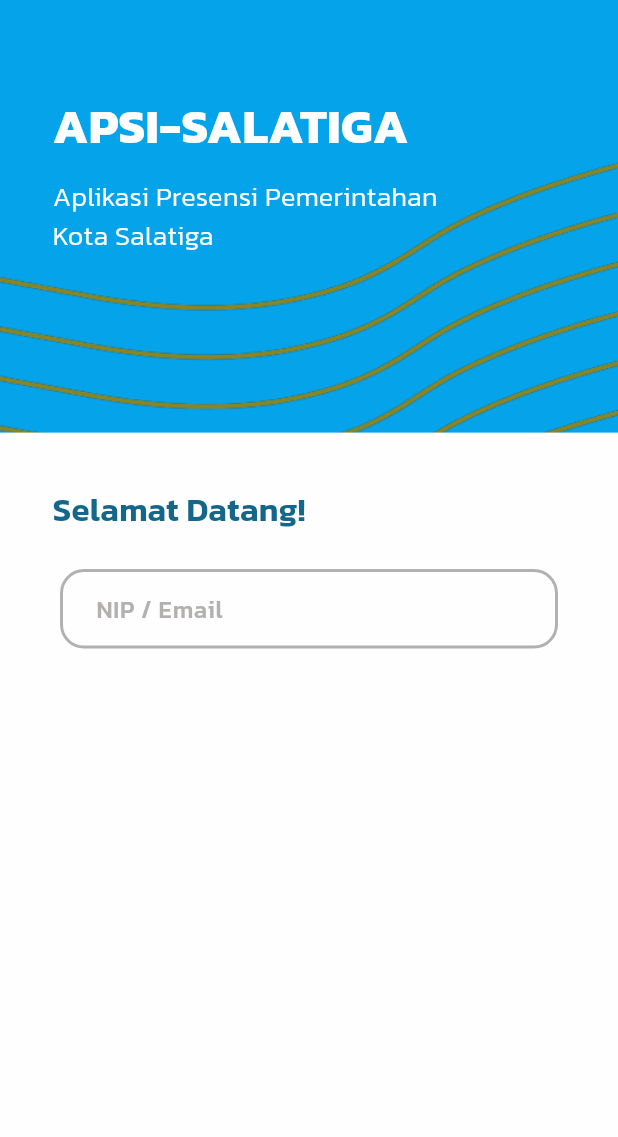
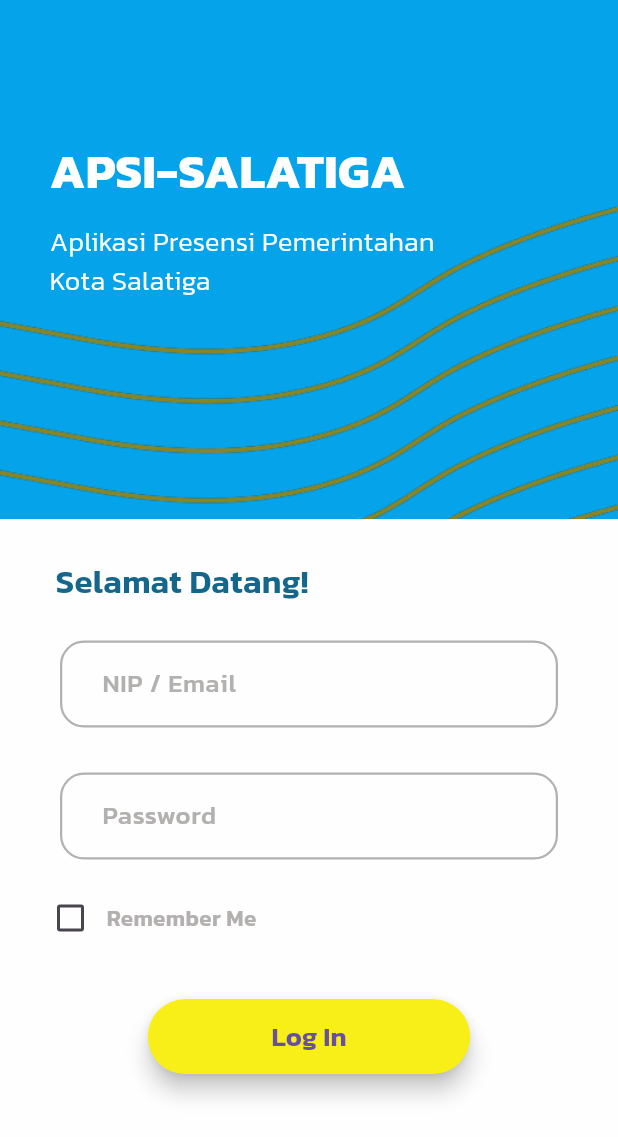
Before and after one commit to rcontrisha/Presensi-App-Diskominfo, a Flutter app: the LoginScreen screen opened by its route, on a phone screen of 412 x 824 dp. Shown: the top 1137 px of the screen. Run offline on Flutter 3.47's test engine with Material 3 defaults, Android fonts, the phone set to English and light mode, and no system bars; our stand-ins replace device_info, geocoding, geolocator, get, permission_handler, shared_preferences; missing offline and left inert: maps_launcher; accounts and stored records are empty; network calls fail.

Commit message:
UI Landing and Login Page

```diff
--- a/lib/Modules/Home Page/View/home_view.dart
+++ b/lib/Modules/Home Page/View/home_view.dart
@@ -10,24 +10,18 @@ class HomePage extends StatelessWidget {
   @override
   Widget build(BuildContext context) {
     return Scaffold(
-      appBar: AppBar(
-        title: Text('Presensi'),
-        centerTitle: true,
-        backgroundColor: Colors.blue[700],
-        foregroundColor: Colors.white,
-        automaticallyImplyLeading: false,
-      ),
       body: Obx(() => _controller.isLoading
           ? Center(child: CircularProgressIndicator())
           : SingleChildScrollView(
               child: Padding(
-                padding: const EdgeInsets.all(8.0),
+                padding: const EdgeInsets.only(top: 45.0),
                 child: Column(
                   children: [
                     if (_controller.currentPosition != null)
-                      Center(
-                        child: Column(
+                      Column(
+                        crossAxisAlignment: CrossAxisAlignment.start,
                         children: [
+                          CircleAvatar(radius: 50),
                           Text(
                             'Latitude: ${_controller.currentPosition!.latitude}\nLongitude: ${_controller.currentPosition!.longitude}',
                             style: TextStyle(fontSize: 18),
@@ -61,7 +55,6 @@ class HomePage extends StatelessWidget {
                           ),
                         ],
                       ),
-                      ),
                   ],
                 ),
               ),
--- a/lib/Modules/Login Page/Controller/login_controller.dart
+++ b/lib/Modules/Login Page/Controller/login_controller.dart
@@ -1,5 +1,4 @@
 import 'dart:io';
-
 import 'package:flutter/material.dart';
 import 'package:get/get.dart';
 import 'package:shared_preferences/shared_preferences.dart';
--- a/lib/Modules/Login Page/View/login_view.dart
+++ b/lib/Modules/Login Page/View/login_view.dart
@@ -8,27 +8,28 @@ class LoginScreen extends StatelessWidget {
   @override
   Widget build(BuildContext context) {
     return Scaffold(
-      backgroundColor: Color(0xFF04A3EA),
-      body: ListView(
-        shrinkWrap: true,
-        //padding: EdgeInsets.all(16.0),
+      extendBodyBehindAppBar: false,
+      backgroundColor: const Color(0xFF04A3EA),
+      body: SingleChildScrollView(
+        child: Column(
+          crossAxisAlignment: CrossAxisAlignment.start,
           children: [
             Container(
-            height: MediaQuery.of(context).size.height * 35 / 100,
+              height: MediaQuery.of(context).size.height * 42 / 100,
               width: MediaQuery.of(context).size.width,
-            padding: EdgeInsets.only(left: 32),
-            decoration: BoxDecoration(
+              padding: const EdgeInsets.only(left: 30),
+              decoration: const BoxDecoration(
                 image: DecorationImage(
                   image: AssetImage('assets/images/pattern_login.png'),
                   fit: BoxFit.cover,
                 ),
               ),
-            child: Padding(
-              padding: const EdgeInsets.only(left: 3.0),
+              child: const Padding(
+                padding: EdgeInsets.only(left: 3.0),
                 child: Column(
                   crossAxisAlignment: CrossAxisAlignment.start,
                   children: [
-                  SizedBox(height: 60),
+                    SizedBox(height: 90),
                     Text(
                       "APSI-SALATIGA",
                       style: TextStyle(
@@ -53,18 +54,19 @@ class LoginScreen extends StatelessWidget {
               ),
             ),
             Container(
-            height: MediaQuery.of(context).size.height * 65 / 100,
+              height: MediaQuery.of(context).size.height * 58 / 100,
               width: MediaQuery.of(context).size.width,
-            color: Color(0xFFFEFEFE),
-            padding: EdgeInsets.only(left: 20, right: 20, top: 36, bottom: 84),
+              color: const Color(0xFFFEFEFE),
+              padding:
+              const EdgeInsets.only(left: 20, right: 20, top: 26, bottom: 84),
               child: Column(
                 mainAxisAlignment: MainAxisAlignment.start,
                 crossAxisAlignment: CrossAxisAlignment.start,
                 children: [
                   Container(
-                  margin: EdgeInsets.only(bottom: 24),
-                  child: Padding(
-                    padding: const EdgeInsets.only(left: 15.0),
+                    margin: const EdgeInsets.only(bottom: 24),
+                    child: const Padding(
+                      padding: EdgeInsets.only(left: 17.0),
                       child: Text(
                         'Selamat Datang!',
                         style: TextStyle(
@@ -79,20 +81,27 @@ class LoginScreen extends StatelessWidget {
                   Padding(
                     padding: const EdgeInsets.symmetric(horizontal: 20.0),
                     child: TextFormField(
-                    style: TextStyle(
-                        fontSize: 14,
+                      validator: (value) {
+                        if (value!.isEmpty) {
+                          return 'Field tidak boleh kosong';
+                        }
+                        return null;
+                      },
+                      style: const TextStyle(
+                          color: Color(0xFF14678B),
+                          fontSize: 17,
                           fontWeight: FontWeight.w500,
                           fontFamily: 'Kanit'),
                       maxLines: 1,
                       controller: userController.emailController,
                       decoration: InputDecoration(
-                      label: Padding(
-                        padding: const EdgeInsets.only(left: 8.0),
+                        label: const Padding(
+                          padding: EdgeInsets.only(left: 12.0),
                           child: Text(
                             "NIP / Email",
                             style: TextStyle(
                               color: Color(0xFFB3B1B0),
-                            fontSize: 16,
+                              fontSize: 17,
                               fontFamily: 'Kanit',
                               fontWeight: FontWeight.w500,
                             ),
@@ -100,22 +109,115 @@ class LoginScreen extends StatelessWidget {
                         ),
                         focusedBorder: OutlineInputBorder(
                             borderRadius: BorderRadius.circular(16),
-                          borderSide: BorderSide(color: Color(0xFFB3B1B0), width: 2)),
+                            borderSide: const BorderSide(
+                                color: Color(0xFFB3B1B0), width: 1.5)),
                         enabledBorder: OutlineInputBorder(
                           borderRadius: BorderRadius.circular(16),
-                        borderSide: BorderSide(
-                          width: 2,
-                          color: Color(0xFFB3B1B0)
+                          borderSide: const BorderSide(
+                              width: 1.5, color: Color(0xFFB3B1B0)
+                          ),
+                        ),
+                      ),
+                    ),
+                  ),
+                  const SizedBox(height: 30),
+                  Padding(
+                    padding: const EdgeInsets.symmetric(horizontal: 20.0),
+                    child: TextFormField(
+                      validator: (value) {
+                        if (value!.isEmpty) {
+                          return 'Field tidak boleh kosong';
+                        }
+                        return null;
+                      },
+                      style: const TextStyle(
+                          color: Color(0xFF14678B),
+                          fontSize: 17,
+                          fontWeight: FontWeight.w500,
+                          fontFamily: 'Kanit'),
+                      maxLines: 1,
+                      controller: userController.passwordController,
+                      obscureText: true,
+                      decoration: InputDecoration(
+                          label: const Padding(
+                            padding: EdgeInsets.only(left: 12.0),
+                            child: Text(
+                              "Password",
+                              style: TextStyle(
+                                color: Color(0xFFB3B1B0),
+                                fontSize: 17,
+                                fontFamily: 'Kanit',
+                                fontWeight: FontWeight.w500,
+                              ),
+                            ),
+                          ),
+                          focusedBorder: OutlineInputBorder(
+                              borderRadius: BorderRadius.circular(16),
+                              borderSide: const BorderSide(
+                                  color: Color(0xFFB3B1B0), width: 1.5)),
+                          enabledBorder: OutlineInputBorder(
+                              borderRadius: BorderRadius.circular(16),
+                              borderSide: const BorderSide(
+                                  width: 1.5, color: Color(0xFFB3B1B0)
                               )
                           )
                       ),
                     ),
                   ),
+                  SizedBox(height: 15,),
+                  Row(
+                    children: [
+                      Padding(
+                        padding: const EdgeInsets.only(left: 3.0),
+                        child: Obx(
+                              () => Checkbox(
+                            value: userController.rememberMe.value,
+                            onChanged: (value) {
+                              userController.rememberMe.value =
+                              !userController.rememberMe.value;
+                            },
+                          ),
+                        ),
+                      ),
+                      Text(
+                        'Remember Me',
+                        style: TextStyle(
+                            color: Color(0xFFB3B1B0),
+                            fontSize: 15,
+                            fontFamily: 'Kanit',
+                            fontWeight: FontWeight.w600
+                        ),
+                      ),
+                    ],
+                  ),
+                  SizedBox(height: 30,),
+                  Center(
+                    child: ElevatedButton(
+                        onPressed: userController.loginUser,
+                        style: ElevatedButton.styleFrom(
+                          primary: Color(0xFFF7EF17),
+                          minimumSize: Size(215, 50),
+                          elevation: 6,
+                          shape: RoundedRectangleBorder(
+                            borderRadius: BorderRadius.circular(25),
+                          ),
+                        ),
+                        child: Text(
+                          'Log In',
+                          style: TextStyle(
+                              fontSize: 18,
+                              fontFamily: 'Kanit',
+                              fontWeight: FontWeight.w600
+                          ),
+                        )
+                    ),
+                  )
                 ],
               ),
             ),
           ],
         ),
+      ),
     );
   }
 }
--- a/lib/main.dart
+++ b/lib/main.dart
@@ -18,7 +18,7 @@ class MyApp extends StatelessWidget {
     return GetMaterialApp(
       debugShowCheckedModeBanner: false,
       title: 'APSI',
-      initialRoute: AppRoutes.landing,
+      initialRoute: AppRoutes.home,
       getPages: AppRoutes.routes,
       theme: ThemeData(
         primarySwatch: Colors.blue,
```
Lines whose indentation alone changed are shown as unchanged.
